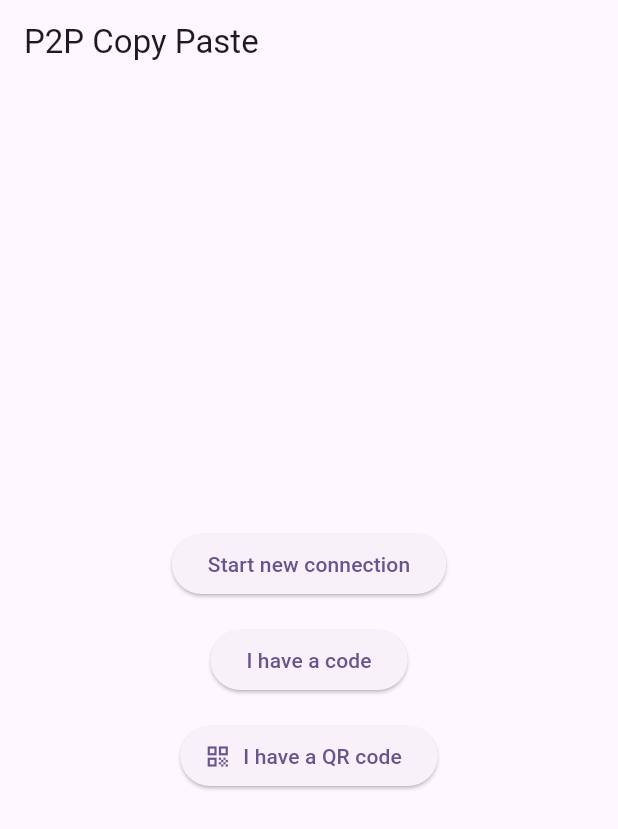
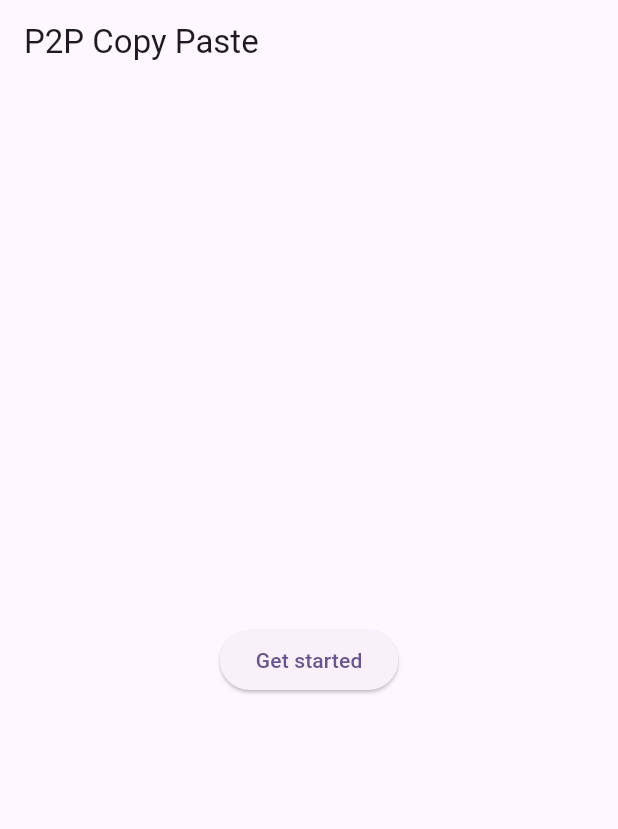
Before and after one commit to derk1998/p2p-copy-paste, a Flutter app: the screen it shows after launch, on a phone screen of 412 x 824 dp. Shown: the top 829 px of the screen. Run offline on Flutter 3.47's test engine with Material 3 defaults, Android fonts, the light colour scheme and no system bars; our stand-ins replace cloud_firestore, firebase_auth, firebase_core, flutter_riverpod, qr_flutter; missing offline and left inert: flutter_webrtc, qr_code_scanner; accounts and stored records are empty; generated files the repository leaves out were written again.

Commit message:
Add simple login screen to tighten security rules

```diff
--- a/lib/main.dart
+++ b/lib/main.dart
@@ -1,8 +1,10 @@
+import 'package:firebase_auth/firebase_auth.dart';
 import 'package:flutter/material.dart';
 import 'package:flutter_riverpod/flutter_riverpod.dart';
 import 'package:firebase_core/firebase_core.dart';
 import 'package:test_webrtc/navigation.dart';
 import 'package:test_webrtc/screens/home.dart';
+import 'package:test_webrtc/screens/login.dart';
 import 'firebase_options.dart';
 
 void main() async {
@@ -11,40 +13,37 @@ void main() async {
     options: DefaultFirebaseOptions.currentPlatform,
   );
 
-  runApp(const MyApp());
+  runApp(const P2PCopyPaste());
 }
 
-class MyApp extends StatelessWidget {
-  const MyApp({super.key});
+class P2PCopyPaste extends StatelessWidget {
+  const P2PCopyPaste({super.key});
 
-  // This widget is the root of your application.
   @override
   Widget build(BuildContext context) {
     return ProviderScope(
         child: MaterialApp(
-        title: 'Flutter Demo',
+      title: 'P2P Copy Paste',
       navigatorKey: navigatorKey,
       theme: ThemeData(
-          // This is the theme of your application.
-          //
-          // TRY THIS: Try running your application with "flutter run". You'll see
-          // the application has a purple toolbar. Then, without quitting the app,
-          // try changing the seedColor in the colorScheme below to Colors.green
-          // and then invoke "hot reload" (save your changes or press the "hot
-          // reload" button in a Flutter-supported IDE, or press "r" if you used
-          // the command line to start the app).
-          //
-          // Notice that the counter didn't reset back to zero; the application
-          // state is not lost during the reload. To reset the state, use hot
-          // restart instead.
-          //
-          // This works for code too, not just values: Most code changes can be
-          // tested with just a hot reload.
         colorScheme: ColorScheme.fromSeed(seedColor: Colors.deepPurple),
         useMaterial3: true,
       ),
-        home: const HomeScreen(),
-      ),
+      home: StreamBuilder(
+          stream: FirebaseAuth.instance.authStateChanges(),
+          builder: (context, snapshot) {
+            if (snapshot.connectionState == ConnectionState.waiting) {
+              return const Center(
+                child: CircularProgressIndicator(),
               );
             }
+
+            if (snapshot.hasData) {
+              return const HomeScreen();
             }
+
+            return const LoginScreen();
+          }),
+    ));
+  }
+}
--- /dev/null
+++ b/lib/screens/login.dart
@@ -0,0 +1,21 @@
+import 'package:firebase_auth/firebase_auth.dart';
+import 'package:flutter/material.dart';
+
+class LoginScreen extends StatelessWidget {
+  const LoginScreen({super.key});
+
+  @override
+  Widget build(BuildContext context) {
+    return Scaffold(
+      appBar: AppBar(title: const Text('P2P Copy Paste')),
+      body: Center(
+        child: ElevatedButton(
+          onPressed: () {
+            FirebaseAuth.instance.signInAnonymously();
+          },
+          child: const Text('Get started'),
+        ),
+      ),
+    );
+  }
+}
--- a/pubspec.yaml
+++ b/pubspec.yaml
@@ -41,6 +41,7 @@ dependencies:
   flutter_riverpod: ^2.5.1
   qr_flutter: ^4.1.0
   qr_code_scanner: ^1.0.1
+  firebase_auth: ^4.17.9
 
 dev_dependencies:
   flutter_test:
```
Also changed, not shown: pubspec.lock, 4 other files. Lines whose indentation alone changed are shown as unchanged.
